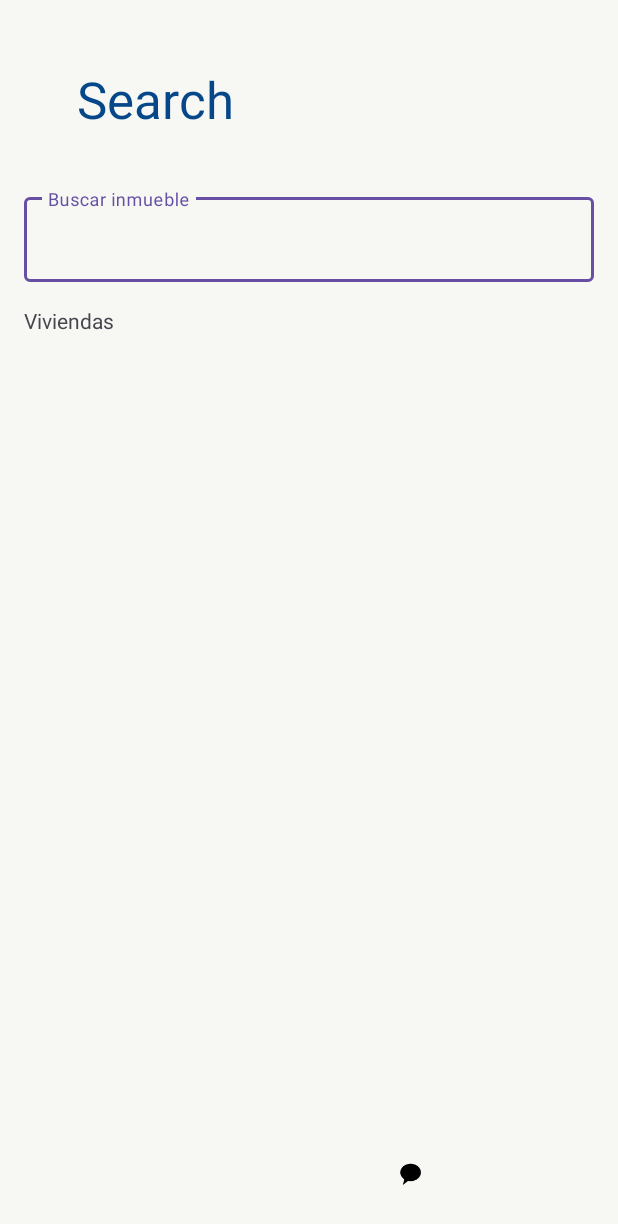
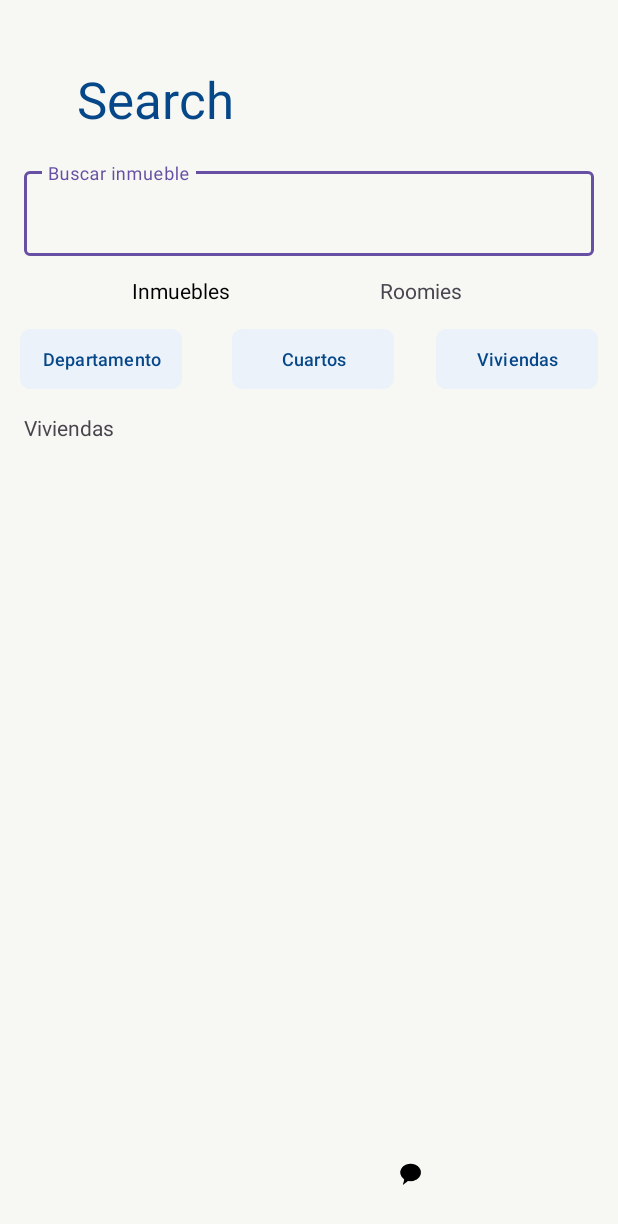
Before and after one commit to WX61-Grupo2-AplicacionesMoviles/MobileApp-Plusroom, an Android app: the SearchActivity screen opened directly, with no data from a screen before it, after a tap on "Viviendas", on a phone screen of 412 x 824 dp. Shown: the top 1224 px of the screen. Run offline under Robolectric (Android 15) with nearby library versions, the phone set to English and light mode, and no system bars.

Commit message:
update search activity

```diff
--- a/app/src/main/java/com/example/mobileapp_plusroom/SearchActivity.kt
+++ b/app/src/main/java/com/example/mobileapp_plusroom/SearchActivity.kt
@@ -2,6 +2,7 @@ package com.example.mobileapp_plusroom
 
 import android.content.Intent
 import android.os.Bundle
+import android.text.method.LinkMovementMethod
 import android.view.View
 import android.widget.Button
 import android.widget.TextView
@@ -23,23 +24,15 @@ class SearchActivity : AppCompatActivity() {
 
         val tvCategory: TextView = findViewById(R.id.tvCategory)
         val btApartment: Button = findViewById(R.id.btApartment)
-        val btCommercialProperty: Button = findViewById(R.id.btCommercialProperty)
         val btRoom: Button = findViewById(R.id.btRooms)
         val btHouse: Button = findViewById(R.id.btHousing)
 
         fun changeVisibility() {
-            btApartment.visibility = View.GONE
-            btCommercialProperty.visibility = View.GONE
-            btRoom.visibility = View.GONE
-            btHouse.visibility = View.GONE
+
         }
 
         btApartment.setOnClickListener {
             tvCategory.text = "Departamentos"
-            changeVisibility()
-        }
-        btCommercialProperty.setOnClickListener {
-            tvCategory.text = "Locales comerciales"
             changeVisibility()
         }
         btRoom.setOnClickListener {
@@ -51,6 +44,17 @@ class SearchActivity : AppCompatActivity() {
             changeVisibility()
         }
 
+        val tvProperties: TextView = findViewById(R.id.tvPropertiesLinkView)
+        val tvRoomies: TextView = findViewById(R.id.tvRoomiesLinkView)
+
+        tvProperties.setOnClickListener {
+
+        }
+        tvRoomies.setOnClickListener {
+
+        }
+
+
         val btReceivedMessage: Button = findViewById(R.id.btGotoReceivedMessage)
 
 //        btReceivedMessage.setOnClickListener {
--- a/app/src/main/res/layout/activity_search.xml
+++ b/app/src/main/res/layout/activity_search.xml
@@ -29,24 +29,29 @@
         android:layout_width="wrap_content"
         android:layout_height="wrap_content"
         android:layout_marginStart="16dp"
-        android:layout_marginTop="16dp"
+        android:layout_marginTop="12dp"
         app:layout_constraintStart_toStartOf="parent"
-        app:layout_constraintTop_toBottomOf="@+id/textInputLayout"
+        app:layout_constraintTop_toBottomOf="@+id/btApartment"
         tools:text="Categoría" />
 
     <Button
         android:id="@+id/btHousing"
-        android:layout_width="wrap_content"
-        android:layout_height="wrap_content"
-        android:layout_marginTop="50dp"
+        android:layout_width="108dp"
+        android:layout_height="48dp"
+        android:layout_marginEnd="8dp"
         android:backgroundTint="@color/skyblue"
+        android:paddingLeft="6dp"
+        android:paddingTop="2dp"
+        android:paddingRight="6dp"
+        android:paddingBottom="2dp"
         android:text="@string/viviendas"
         android:textColor="#064789"
+        android:textSize="12sp"
         app:cornerRadius="7dp"
+        app:layout_constraintBaseline_toBaselineOf="@+id/btRooms"
         app:layout_constraintEnd_toEndOf="parent"
-        app:layout_constraintHorizontal_bias="0.498"
-        app:layout_constraintStart_toStartOf="parent"
-        app:layout_constraintTop_toBottomOf="@+id/btRooms" />
+        app:layout_constraintHorizontal_bias="0.527"
+        app:layout_constraintStart_toEndOf="@+id/btRooms" />
 
     <TextView
         android:id="@+id/tvSearchTitle"
@@ -63,23 +68,30 @@
 
     <Button
         android:id="@+id/btApartment"
-        android:layout_width="wrap_content"
-        android:layout_height="wrap_content"
-        android:layout_marginTop="80dp"
+        android:layout_width="108dp"
+        android:layout_height="48dp"
+        android:layout_marginStart="8dp"
+        android:layout_marginTop="12dp"
         android:backgroundTint="@color/skyblue"
+        android:paddingLeft="6dp"
+        android:paddingTop="2dp"
+        android:paddingRight="6dp"
+        android:paddingBottom="2dp"
         android:text="@string/departamento"
         android:textColor="#064789"
+        android:textSize="12sp"
         app:cornerRadius="7dp"
-        app:layout_constraintEnd_toEndOf="parent"
+        app:layout_constraintEnd_toStartOf="@+id/btRooms"
+        app:layout_constraintHorizontal_bias="0.195"
         app:layout_constraintStart_toStartOf="parent"
-        app:layout_constraintTop_toBottomOf="@+id/textInputLayout" />
+        app:layout_constraintTop_toBottomOf="@+id/tvPropertiesLinkView" />
 
     <com.google.android.material.textfield.TextInputLayout
         android:id="@+id/textInputLayout"
         android:layout_width="0dp"
         android:layout_height="wrap_content"
         android:layout_marginStart="16dp"
-        android:layout_marginTop="37dp"
+        android:layout_marginTop="20dp"
         android:layout_marginEnd="16dp"
         android:textColorHint="@color/material_dynamic_neutral40"
         app:endIconDrawable="?android:attr/actionModeWebSearchDrawable"
@@ -97,35 +109,28 @@
     </com.google.android.material.textfield.TextInputLayout>
 
     <Button
-        android:id="@+id/btCommercialProperty"
-        android:layout_width="wrap_content"
-        android:layout_height="wrap_content"
-        android:layout_marginTop="50dp"
+        android:id="@+id/btRooms"
+        android:layout_width="108dp"
+        android:layout_height="48dp"
+        android:layout_marginStart="28dp"
+        android:layout_marginEnd="23dp"
         android:backgroundTint="@color/skyblue"
-        android:text="@string/locales_comerciales"
-        android:textColor="#064789"
-        app:cornerRadius="7dp"
-        app:layout_constraintEnd_toEndOf="parent"
-        app:layout_constraintStart_toStartOf="parent"
-        app:layout_constraintTop_toBottomOf="@+id/btApartment" />
-
-    <Button
-        android:id="@+id/btRooms"
-        android:layout_width="wrap_content"
-        android:layout_height="wrap_content"
-        android:layout_marginTop="50dp"
-        android:backgroundTint="@color/skyblue"
+        android:paddingLeft="6dp"
+        android:paddingTop="2dp"
+        android:paddingRight="6dp"
+        android:paddingBottom="2dp"
         android:text="@string/cuartos"
         android:textColor="#064789"
+        android:textSize="12sp"
         app:cornerRadius="7dp"
-        app:layout_constraintEnd_toEndOf="parent"
-        app:layout_constraintStart_toStartOf="parent"
-        app:layout_constraintTop_toBottomOf="@+id/btCommercialProperty" />
+        app:layout_constraintBaseline_toBaselineOf="@+id/btApartment"
+        app:layout_constraintEnd_toStartOf="@+id/btHousing"
+        app:layout_constraintStart_toEndOf="@+id/btApartment" />
 
     <androidx.recyclerview.widget.RecyclerView
         android:id="@+id/rvPosts"
         android:layout_width="0dp"
-        android:layout_height="400dp"
+        android:layout_height="320dp"
         android:layout_marginStart="1dp"
         android:layout_marginEnd="1dp"
         android:layout_marginBottom="80dp"
@@ -134,4 +139,24 @@
         app:layout_constraintStart_toStartOf="parent"
         app:layout_constraintTop_toBottomOf="@+id/tvCategory" />
 
+    <TextView
+        android:id="@+id/tvPropertiesLinkView"
+        android:layout_width="wrap_content"
+        android:layout_height="wrap_content"
+        android:layout_marginStart="88dp"
+        android:layout_marginTop="13dp"
+        android:text="Inmuebles"
+        android:textColor="@color/black"
+        app:layout_constraintStart_toStartOf="parent"
+        app:layout_constraintTop_toBottomOf="@+id/textInputLayout" />
+
+    <TextView
+        android:id="@+id/tvRoomiesLinkView"
+        android:layout_width="wrap_content"
+        android:layout_height="wrap_content"
+        android:layout_marginEnd="104dp"
+        android:text="Roomies"
+        app:layout_constraintBaseline_toBaselineOf="@+id/tvPropertiesLinkView"
+        app:layout_constraintEnd_toEndOf="parent" />
+
 </androidx.constraintlayout.widget.ConstraintLayout>
```
